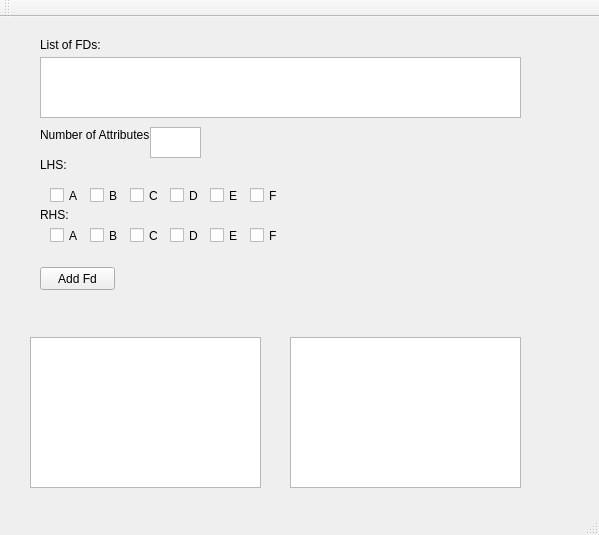
Old version of the form CaseTool/casetool.ui in the repository jellingwei/cs4221-Database-Case-Tool.
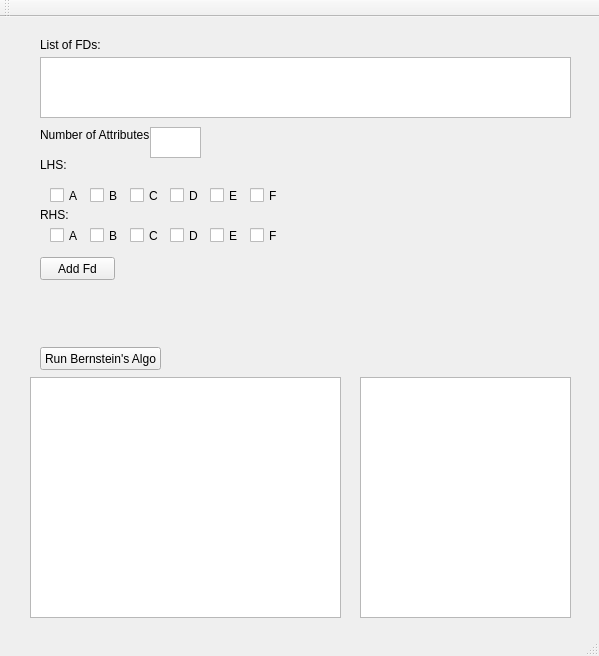
New version of the form.

Commit message: Update ui to show FDs

What changed in the file:
```diff
--- a/CaseTool/casetool.ui
+++ b/CaseTool/casetool.ui
@@ -7,7 +7,7 @@
     <x>0</x>
     <y>0</y>
     <width>599</width>
-    <height>535</height>
+    <height>656</height>
    </rect>
   </property>
   <property name="windowTitle">
@@ -18,7 +18,7 @@
     <property name="geometry">
      <rect>
       <x>40</x>
-      <y>250</y>
+      <y>240</y>
       <width>75</width>
       <height>23</height>
      </rect>
@@ -30,10 +30,10 @@
    <widget class="QListView" name="listView_2">
     <property name="geometry">
      <rect>
-      <x>290</x>
-      <y>320</y>
-      <width>231</width>
-      <height>151</height>
+      <x>360</x>
+      <y>360</y>
+      <width>211</width>
+      <height>241</height>
      </rect>
     </property>
    </widget>
@@ -180,16 +180,6 @@
      <string>A</string>
     </property>
    </widget>
-   <widget class="QListView" name="listView_3">
-    <property name="geometry">
-     <rect>
-      <x>40</x>
-      <y>40</y>
-      <width>481</width>
-      <height>61</height>
-     </rect>
-    </property>
-   </widget>
    <widget class="QCheckBox" name="rhsAttr2">
     <property name="geometry">
      <rect>
@@ -269,9 +259,32 @@
     <property name="geometry">
      <rect>
       <x>30</x>
-      <y>320</y>
-      <width>231</width>
-      <height>151</height>
+      <y>360</y>
+      <width>311</width>
+      <height>241</height>
+     </rect>
+    </property>
+   </widget>
+   <widget class="QPushButton" name="runBenstein">
+    <property name="geometry">
+     <rect>
+      <x>40</x>
+      <y>330</y>
+      <width>121</width>
+      <height>23</height>
+     </rect>
+    </property>
+    <property name="text">
+     <string>Run Bernstein's Algo</string>
+    </property>
+   </widget>
+   <widget class="QListWidget" name="FDList">
+    <property name="geometry">
+     <rect>
+      <x>40</x>
+      <y>40</y>
+      <width>531</width>
+      <height>61</height>
      </rect>
     </property>
    </widget>
```
Left out of the diff: 18 changed lines with no effect on the pictures. The commit also changes 2 other files.
